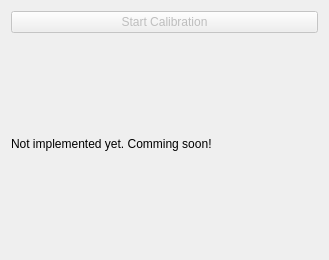
Old version of the form src/brickv/plugin_system/plugins/imu/ui/calibrate_temperature.ui in the repository Tinkerforge/brickv.
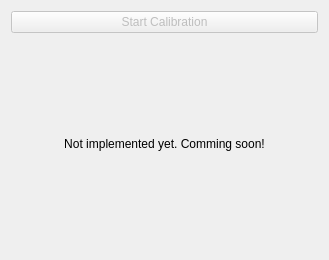
New version of the form.

Commit message: imu: Add button to restore factory calibration

```diff
--- a/src/brickv/plugin_system/plugins/imu/ui/calibrate_temperature.ui
+++ b/src/brickv/plugin_system/plugins/imu/ui/calibrate_temperature.ui
@@ -34,6 +34,9 @@
        <property name="text">
         <string>Not implemented yet. Comming soon!</string>
        </property>
+       <property name="alignment">
+        <set>Qt::AlignCenter</set>
+       </property>
        <property name="wordWrap">
         <bool>true</bool>
        </property>
```
The commit also changes 6 other files.
